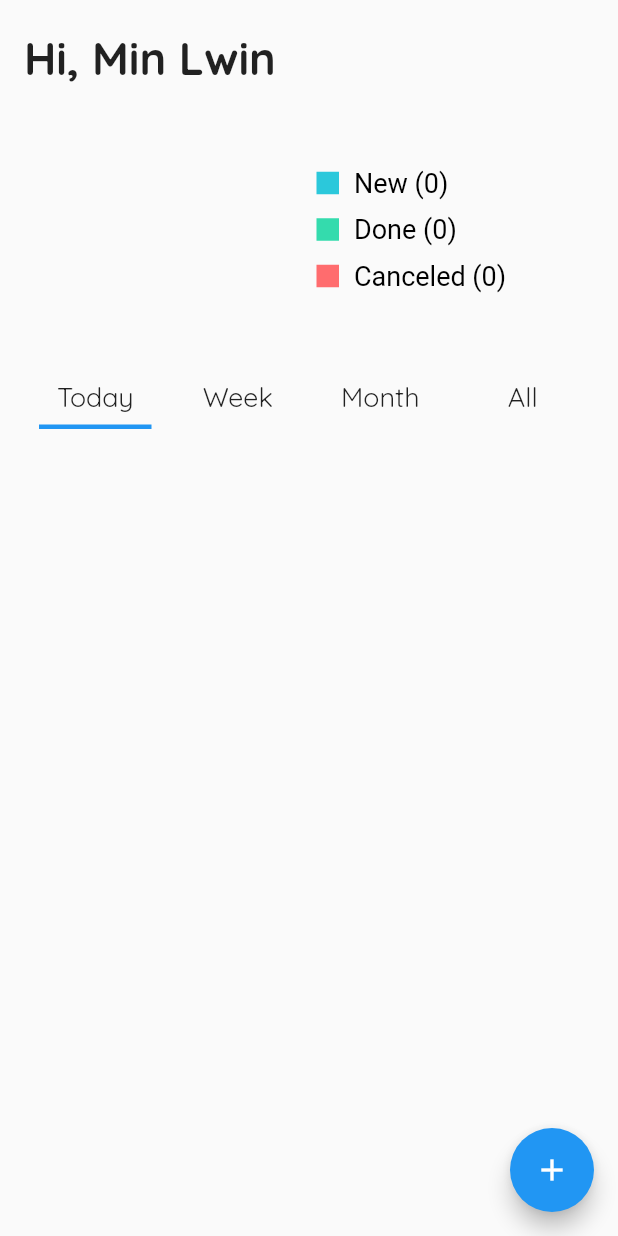
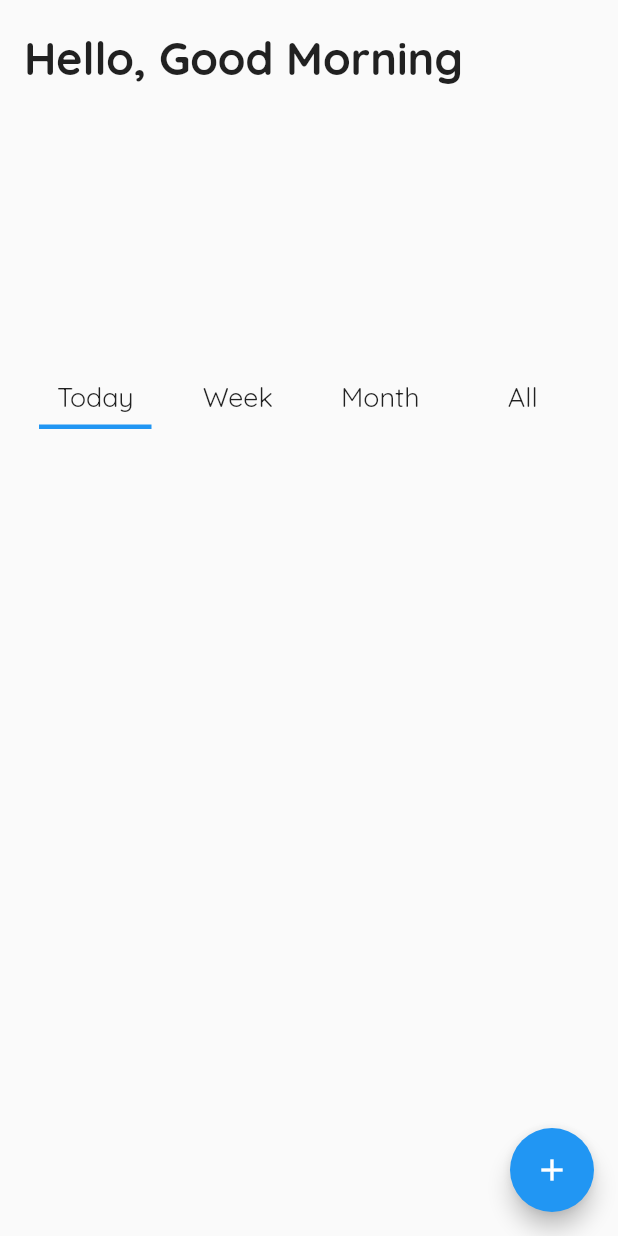
Before and after one commit to Minlwinkyaw307/task-manager, a Flutter app: the screen it shows after launch, on a phone screen of 412 x 824 dp. Run offline on Flutter 3.47's test engine with Material 2 defaults, Android fonts, the phone set to English and light mode, and no system bars; drawn by our look-alikes of fl_chart; our stand-ins replace shared_preferences, sqflite, vibration; accounts and stored records are empty.

Commit message:
clean up code

```diff
--- a/lib/page/home_page.dart
+++ b/lib/page/home_page.dart
@@ -106,7 +106,7 @@ class _HomePageState extends State<HomePage> {
               mainAxisSize: MainAxisSize.min,
               children: <Widget>[
                 _bottomSheetOptionTile(
-                    task.pinned ? "Unpin from top" : "Pin on top", Colors.black54, Icons.fiber_pin, Colors.black54, () {
+                    task.pinned ? "Unpin from top" : "Pin to top", Colors.black,task.pinned ? Icons.vertical_align_bottom : Icons.vertical_align_top, Colors.black, () {
                       print("PIN : ${task.pinned.toString()}");
                       task.pinned = task.pinned ? false: true;
                       print("PIN : ${task.pinned.toString()}");
@@ -137,6 +137,7 @@ class _HomePageState extends State<HomePage> {
                   }, () {
                     _taskProvider.deleteByID(task).then((result) {
                       if (result) {
+                        Navigator.of(context).pop();
                         Navigator.of(context).pop();
                       }
                     }).catchError((err) {
@@ -201,9 +202,19 @@ class _HomePageState extends State<HomePage> {
     );
   }
 
+  String _getWelcomeMessage(){
+    String welcomeMessage = "";
+    TimeOfDay now = TimeOfDay.now();
+    if(now.hour >= 5 && now.hour <= 12) return 'Hello, Good Morning';
+    else if(now.hour > 12 && now.hour <= 5) return 'Hello, Good Afternoon';
+    return 'Hello, Good Evening';
+  }
+
+
   @override
   Widget build(BuildContext context) {
     this._taskProvider = Provider.of<TaskProvider>(context, listen: true);
+
     List<Task> currentTasks = [];
     if (_currentPage == 0)
       currentTasks = _taskProvider.getTodayTasks();
@@ -246,7 +257,7 @@ class _HomePageState extends State<HomePage> {
                           right: 16,
                         ),
                         child: Text(
-                          "Hi, Min Lwin",
+                          _getWelcomeMessage(),
                           style: TextStyle(
                             fontSize: 30,
                             fontWeight: FontWeight.w600,
--- a/lib/page/task_detail_edit_page.dart
+++ b/lib/page/task_detail_edit_page.dart
@@ -490,7 +490,7 @@ class _TaskDetailEditState extends State<TaskDetailEdit> {
                                         vertical: 5,
                                       ),
                                       child: Text(
-                                        "Name",
+                                        "Title",
                                         style: TextStyle(
                                           fontSize: 14,
                                         ),
--- a/lib/widget/pie_chart_widget.dart
+++ b/lib/widget/pie_chart_widget.dart
@@ -29,6 +29,10 @@ class _PieChartWidgetState extends State<PieChartWidget> {
 
   @override
   Widget build(BuildContext context) {
+    if(widget.tasks.length == 0) return SizedBox(
+      width: double.infinity,
+      height: 300,
+    );
     return Row(
       mainAxisAlignment: MainAxisAlignment.spaceBetween,
       children: <Widget>[
@@ -64,6 +68,15 @@ class _PieChartWidgetState extends State<PieChartWidget> {
             mainAxisAlignment: MainAxisAlignment.center,
             crossAxisAlignment: CrossAxisAlignment.start,
             children: <Widget>[
+              Container(
+                child: Text('Total ${widget.tasks.length} Task(s)', style: TextStyle(
+                  fontSize: 18,
+                ),),
+
+              ),
+              SizedBox(
+                height: 10,
+              ),
               ValueIndicator(color: NEW_COLOR, title: 'New', count: widget.newTaskCount,),
               SizedBox(
                 height: 10,
@@ -86,7 +99,7 @@ class _PieChartWidgetState extends State<PieChartWidget> {
     return List.generate(3, (i) {
       final isTouched = i == touchedIndex;
       final double fontSize = isTouched ? 25 : 16;
-      final double radius = isTouched ? PIE_ON_FOCUS_RADIUS : PIE_ON_FOCUS_RADIUS;
+      final double radius = isTouched ? PIE_ON_FOCUS_RADIUS : PIE_OUT_FOCUS_RADIUS;
       switch (i) {
         case 0:
           return PieChartSectionData(
--- a/lib/widget/value_indicator.dart
+++ b/lib/widget/value_indicator.dart
@@ -26,10 +26,12 @@ class ValueIndicator extends StatelessWidget {
             style: TextStyle(
               fontSize: 18,
               color: Colors.black,
+              fontFamily: 'QuickSand'
             ),
             children: [
               TextSpan(
                 text: '${this.title} ',
+
               ),
               TextSpan(
                 text: '(${this.count.toString()})',
```
Also changed, not shown: lib/widget/task_card_view_widget.dart (+5 -91 lines).
